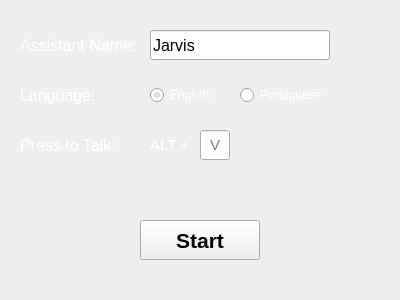
JeanExtreme002/Virtual-Assistant, file ui/config_window.ui: the form before one commit.
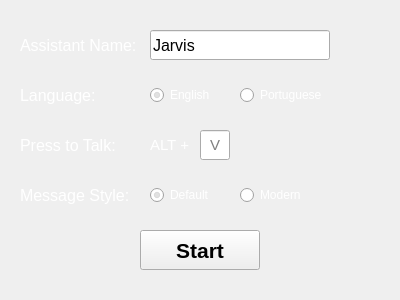
The form after the commit. Icons and pictures are not drawn.

What changed in the file:
```diff
--- a/ui/config_window.ui
+++ b/ui/config_window.ui
@@ -112,6 +112,9 @@
     <property name="checked">
      <bool>true</bool>
     </property>
+    <attribute name="buttonGroup">
+     <string notr="true">languageGroup</string>
+    </attribute>
    </widget>
    <widget class="QRadioButton" name="portugueseSelector">
     <property name="geometry">
@@ -133,12 +136,15 @@
     <property name="text">
      <string>Portuguese</string>
     </property>
+    <attribute name="buttonGroup">
+     <string notr="true">languageGroup</string>
+    </attribute>
    </widget>
    <widget class="QPushButton" name="startButton">
     <property name="geometry">
      <rect>
       <x>140</x>
-      <y>220</y>
+      <y>230</y>
       <width>120</width>
       <height>40</height>
      </rect>
@@ -233,6 +239,78 @@
      <string>ALT +</string>
     </property>
    </widget>
+   <widget class="QLabel" name="styleLabel">
+    <property name="geometry">
+     <rect>
+      <x>20</x>
+      <y>180</y>
+      <width>130</width>
+      <height>30</height>
+     </rect>
+    </property>
+    <property name="font">
+     <font>
+      <pointsize>12</pointsize>
+     </font>
+    </property>
+    <property name="styleSheet">
+     <string notr="true">color: rgb(255, 255, 255);</string>
+    </property>
+    <property name="text">
+     <string>Message Style:</string>
+    </property>
+   </widget>
+   <widget class="QRadioButton" name="modernStyleSelector">
+    <property name="geometry">
+     <rect>
+      <x>240</x>
+      <y>180</y>
+      <width>90</width>
+      <height>30</height>
+     </rect>
+    </property>
+    <property name="font">
+     <font>
+      <pointsize>9</pointsize>
+     </font>
+    </property>
+    <property name="styleSheet">
+     <string notr="true">color: rgb(255, 255, 255);</string>
+    </property>
+    <property name="text">
+     <string>Modern</string>
+    </property>
+    <attribute name="buttonGroup">
+     <string notr="true">styleGroup</string>
+    </attribute>
+   </widget>
+   <widget class="QRadioButton" name="defaultStyleSelector">
+    <property name="geometry">
+     <rect>
+      <x>150</x>
+      <y>180</y>
+      <width>90</width>
+      <height>30</height>
+     </rect>
+    </property>
+    <property name="font">
+     <font>
+      <pointsize>9</pointsize>
+     </font>
+    </property>
+    <property name="styleSheet">
+     <string notr="true">color: rgb(255, 255, 255);</string>
+    </property>
+    <property name="text">
+     <string>Default</string>
+    </property>
+    <property name="checked">
+     <bool>true</bool>
+    </property>
+    <attribute name="buttonGroup">
+     <string notr="true">styleGroup</string>
+    </attribute>
+   </widget>
   </widget>
  </widget>
  <resources/>
```
Left out of the diff: 4 changed lines with no effect on the pictures.
